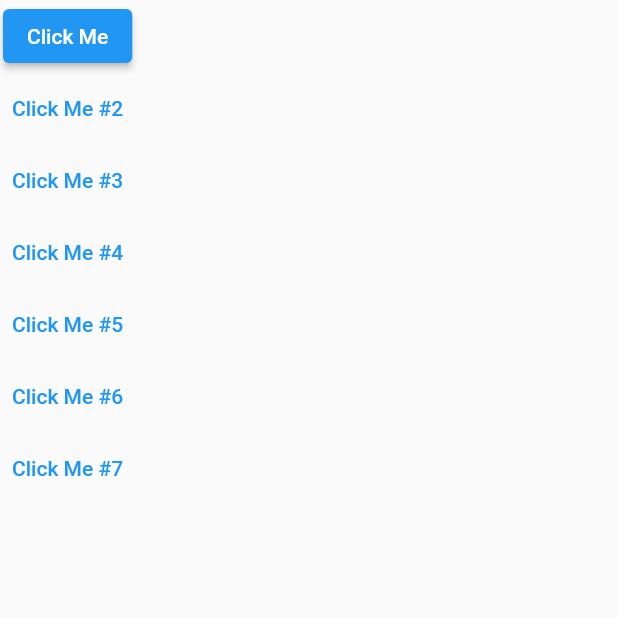
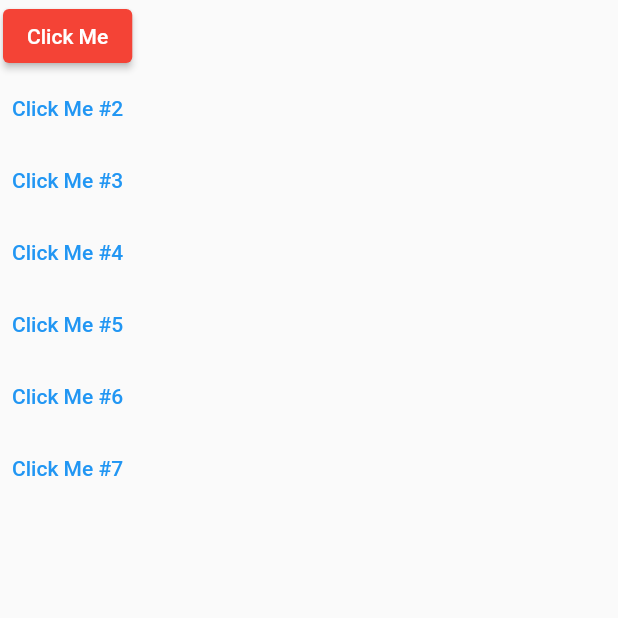
Before and after one commit to thomHayner/flutter_learn_xylophone_app, a Flutter app: the screen it shows after launch, on a phone screen of 412 x 824 dp, the top half of it. Run offline on Flutter 3.47's test engine with Material 2 defaults, Android fonts, the phone set to English and light mode, and no system bars; our stand-ins replace audioplayers.

Commit message:
change button color

```diff
--- a/lib/main.dart
+++ b/lib/main.dart
@@ -13,6 +13,9 @@ class XylophoneApp extends StatelessWidget {
             child: Column(
               children: [
                 ElevatedButton(
+                  style: ButtonStyle(
+                    backgroundColor: MaterialStateProperty.all<Color>(Colors.red),
+                  ),
                   child: Text('Click Me'),
                   onPressed: () {
                     final player = AudioCache();
```
